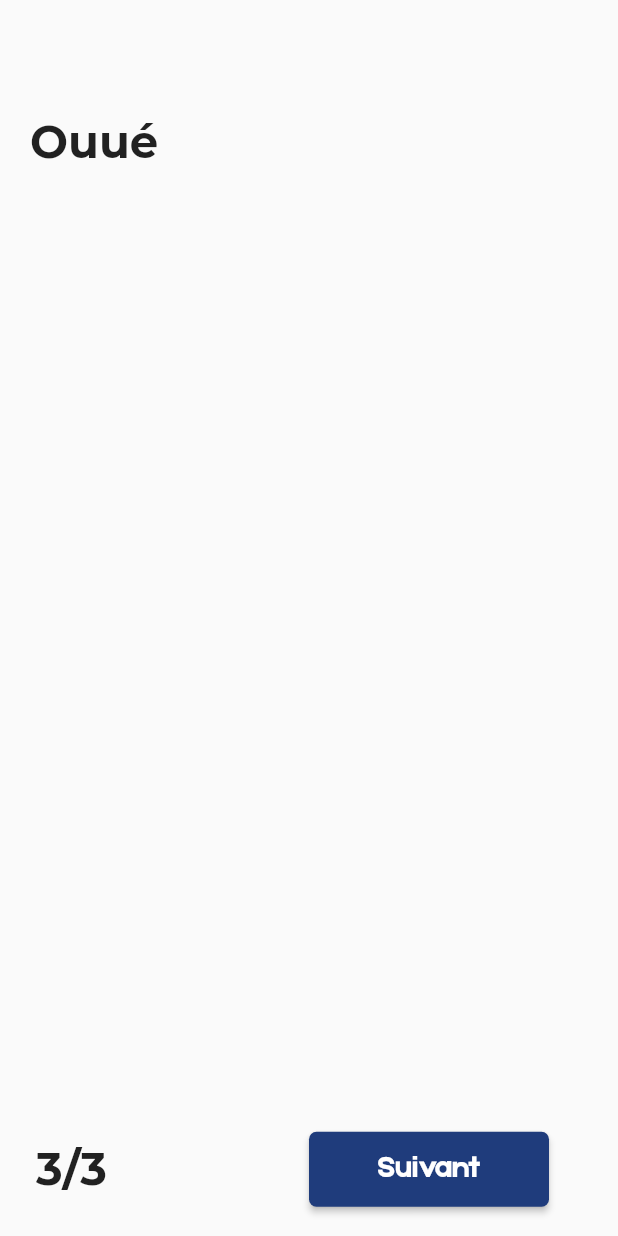
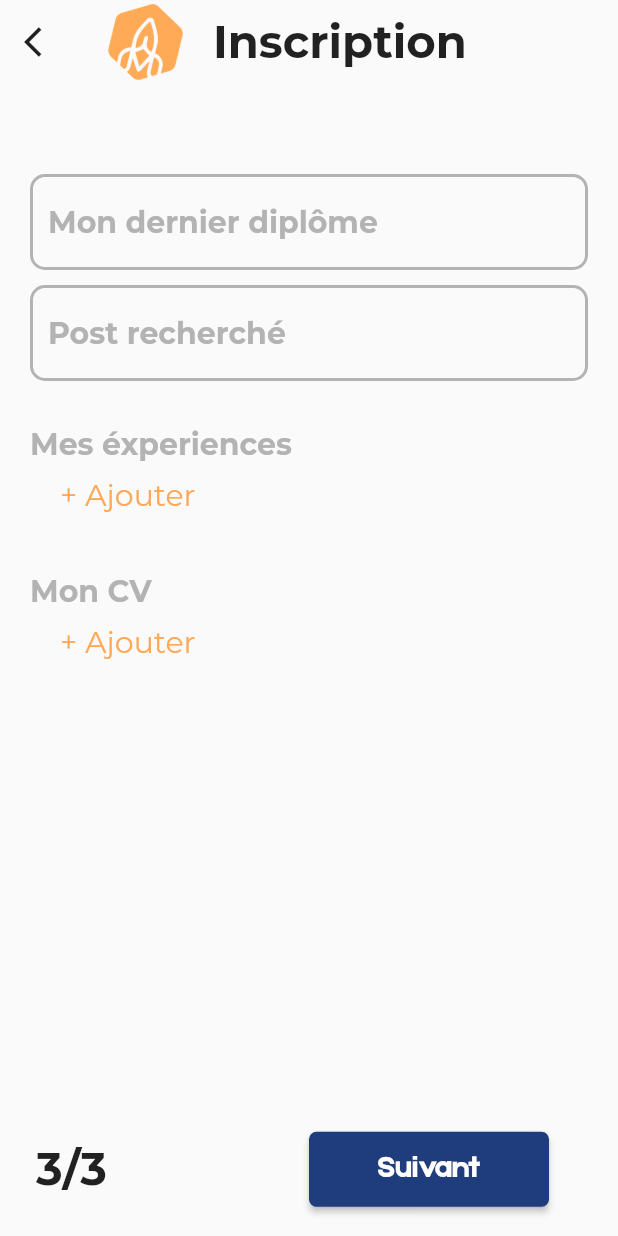
Before and after one commit to GuillianV/Dynameet, a Flutter app: the Inscription screen opened directly, after a tap on "... une entreprise", after a tap on "Suivant", on a phone screen of 412 x 824 dp. Run offline on Flutter 3.47's test engine with Material 2 defaults, Android fonts, the phone set to English and light mode, and no system bars; our stand-ins replace flutter_dotenv, google_fonts.

Commit message:
inscription page

```diff
--- a/lib/views/inscription.dart
+++ b/lib/views/inscription.dart
@@ -20,7 +20,6 @@ class _InscriptionState extends State<Inscription> {
   TextEditingController etu_name = TextEditingController();
 
   bool isEtudiant = false;
-  bool isCompany = false;
 
   StepManager stepManager = StepManager(children: []);
 
@@ -47,7 +46,7 @@ class _InscriptionState extends State<Inscription> {
         ),
         const SizedBox(
           width: 100,
-          child: const Image(image: AssetImage("assets/images/logo_crop.png")),
+          child: Image(image: AssetImage("assets/images/logo_crop.png")),
         ),
         const SizedBox(
           height: 100,
@@ -62,6 +61,8 @@ class _InscriptionState extends State<Inscription> {
           height: 60,
           pressed: () {
             setState(() {
+              print("une entreprise");
+              isEtudiant = true;
               stepManager.next();
             });
           },
@@ -75,6 +76,7 @@ class _InscriptionState extends State<Inscription> {
           height: 60,
           pressed: () {
             setState(() {
+              isEtudiant = true;
               stepManager.next();
             });
           },
@@ -84,14 +86,8 @@ class _InscriptionState extends State<Inscription> {
   }
 
   Widget step2(BuildContext context) {
-    void _choose() {
-      /* Navigator.push(
-        context,
-        MaterialPageRoute(builder: (context) => CameraApp()),
-      );*/
-    }
-
-    return CustomPagePadding(
+    return isEtudiant
+        ? CustomPagePadding(
             child: Column(
             children: [
               const SizedBox(
@@ -120,15 +116,53 @@ class _InscriptionState extends State<Inscription> {
               ),
               TextArea(hint: "Biographie", controller: etu_name)
             ],
-    ));
+          ))
+        : ButtonBasic(
+            text: "test",
+            pressed: () {
+              print(isEtudiant);
+            },
+            color: Colors.red);
   }
 
   Widget step3(BuildContext context) {
+    print("build step");
     return CustomPagePadding(
         child: Column(
+      crossAxisAlignment: CrossAxisAlignment.start,
       children: [
-        H4(text: "Ouué"),
-
+        const SizedBox(
+          height: 50,
+        ),
+        TextInput(
+          controller: etu_name,
+          hint: "Mon dernier diplôme",
+        ),
+        const SizedBox(
+          height: 10,
+        ),
+        TextInput(
+          controller: etu_name,
+          hint: "Post recherché",
+        ),
+        const SizedBox(
+          height: 20,
+        ),
+        H3(
+          text: "Mes éxperiences",
+        ),
+        TextAdd(
+          text: "+ Ajouter",
+        ),
+        const SizedBox(
+          height: 30,
+        ),
+        H3(
+          text: "Mon CV",
+        ),
+        TextAdd(
+          text: "+ Ajouter",
+        ),
       ],
     ));
   }
@@ -138,7 +172,7 @@ class _InscriptionState extends State<Inscription> {
     return Scaffold(
         appBar: AppBar(
           backgroundColor: Colors.transparent,
-          title: stepManager.step != 1
+          title: stepManager.step == 0
               ? Container()
               : Row(children: [
                   const Padding(
@@ -152,10 +186,10 @@ class _InscriptionState extends State<Inscription> {
                 ]),
           //centerTitle: true,
           elevation: 0,
-          leading: stepManager.step != 1
+          leading: stepManager.step == 0
               ? Container()
               : IconButton(
-                  icon: Icon(
+                  icon: const Icon(
                     Icons.arrow_back_ios,
                     color: Colors.black87,
                   ),
@@ -179,8 +213,10 @@ class _InscriptionState extends State<Inscription> {
                 ),
         ),
         body: stepManager.getActual(),
-        bottomSheet: Padding(padding: EdgeInsets.only(bottom: 0.0)),
-        floatingActionButton:  Footer(children: [
+        bottomSheet: const Padding(padding: EdgeInsets.only(bottom: 0.0)),
+        floatingActionButton: stepManager.step == 0
+            ? Container()
+            : Footer(children: [
                 H4(
                     text: (stepManager.step + 1).toString() +
                         "/" +
@@ -194,7 +230,10 @@ class _InscriptionState extends State<Inscription> {
                       setState(() {
                         stepManager.next(callback: () {
                           if (stepManager.step == 2) {
-                            Navigator.push(context, MaterialPageRoute(builder: (context)=>SwipePage()));
+                            Navigator.push(
+                                context,
+                                MaterialPageRoute(
+                                    builder: (context) => SwipePage()));
                           } /*else {
                             errorDialog(context, "Erreur",
                                 "Tous les champs ne sont pas remplis");
--- a/lib/widgets/components.dart
+++ b/lib/widgets/components.dart
@@ -25,6 +25,10 @@ class H3 extends StatelessWidget {
         padding: EdgeInsets.symmetric(vertical: 10),
         child: Text(
           text,
+          style: GoogleFonts.montserrat(
+              fontWeight: FontWeight.bold,
+              fontSize: 20,
+              color: Color(0xFFB3B3B3)),
         ));
   }
 }
@@ -39,15 +43,23 @@ class H4 extends StatelessWidget {
         padding: EdgeInsets.symmetric(vertical: 10),
         child: Text(text,
             style: GoogleFonts.montserrat(
-                fontWeight: FontWeight.bold,
-                fontSize:
-                    30) /*const TextStyle(
-            fontWeight: FontWeight.w600,
-            fontSize: 30,
-            color: Colors.black,
-            fontFamily: ,
-          ),*/
-            ));
+                fontWeight: FontWeight.bold, fontSize: 30)));
+  }
+}
+
+class TextAdd extends StatelessWidget {
+  final String text;
+  TextAdd({Key? key, required this.text}) : super(key: key);
+
+  @override
+  Widget build(BuildContext context) {
+    return Padding(
+        padding: EdgeInsets.only(left: 20),
+        child: Text(text,
+            style: GoogleFonts.montserrat(
+                fontWeight: FontWeight.normal,
+                fontSize: 20,
+                color: Color(0xffFFA857))));
   }
 }
 
@@ -127,7 +139,7 @@ class AppBarText extends StatelessWidget {
 class TextInput extends StatelessWidget {
   final String hint;
   final TextEditingController controller;
-  TextInput({Key? key, required this.hint, required this.controller})
+  const TextInput({Key? key, required this.hint, required this.controller})
       : super(key: key);
 
   @override
@@ -145,7 +157,11 @@ class TextInput extends StatelessWidget {
             borderRadius: BorderRadius.circular(10),
             borderSide: BorderSide(color: Color(0xFFB3B3B3), width: 2.0),
           ),
-          hintText: hint),
+          hintText: hint,
+          hintStyle: GoogleFonts.montserrat(
+              fontWeight: FontWeight.bold,
+              fontSize: 20,
+              color: Color(0xFFB3B3B3))),
     );
   }
 }
@@ -175,7 +191,11 @@ class TextArea extends StatelessWidget {
             borderRadius: BorderRadius.circular(10),
             borderSide: BorderSide(color: Color(0xFFB3B3B3), width: 2.0),
           ),
-          hintText: hint),
+          hintText: hint,
+          hintStyle: GoogleFonts.montserrat(
+              fontWeight: FontWeight.bold,
+              fontSize: 20,
+              color: Color(0xFFB3B3B3))),
     );
   }
 }
```
Lines whose indentation alone changed are shown as unchanged.
